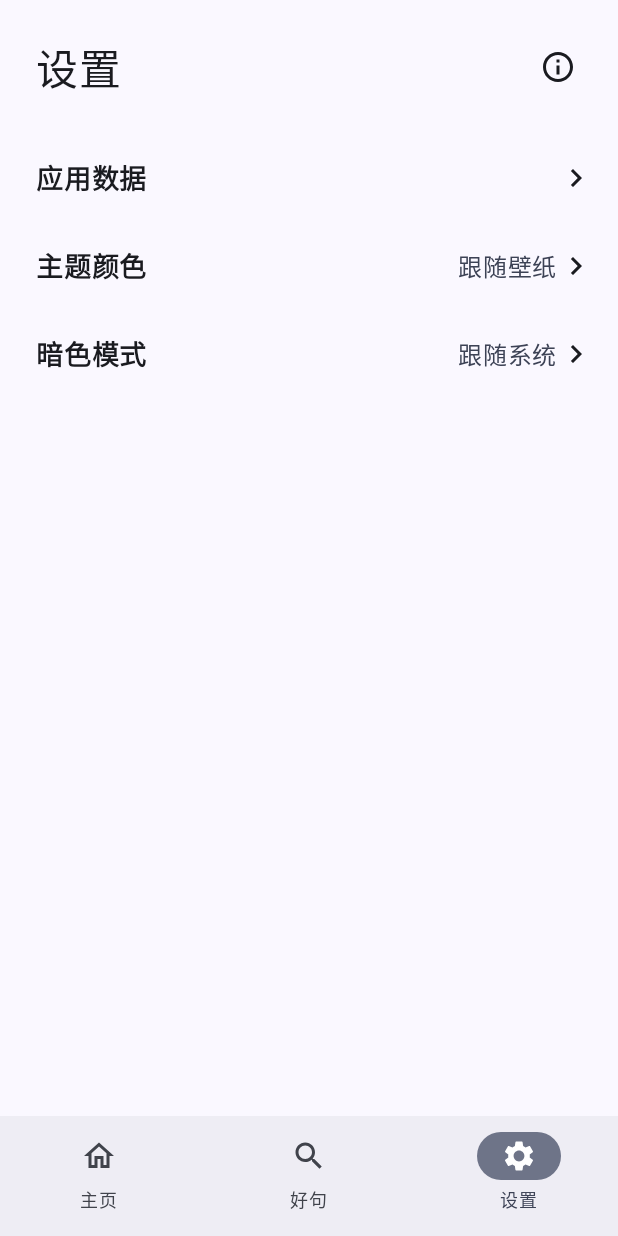
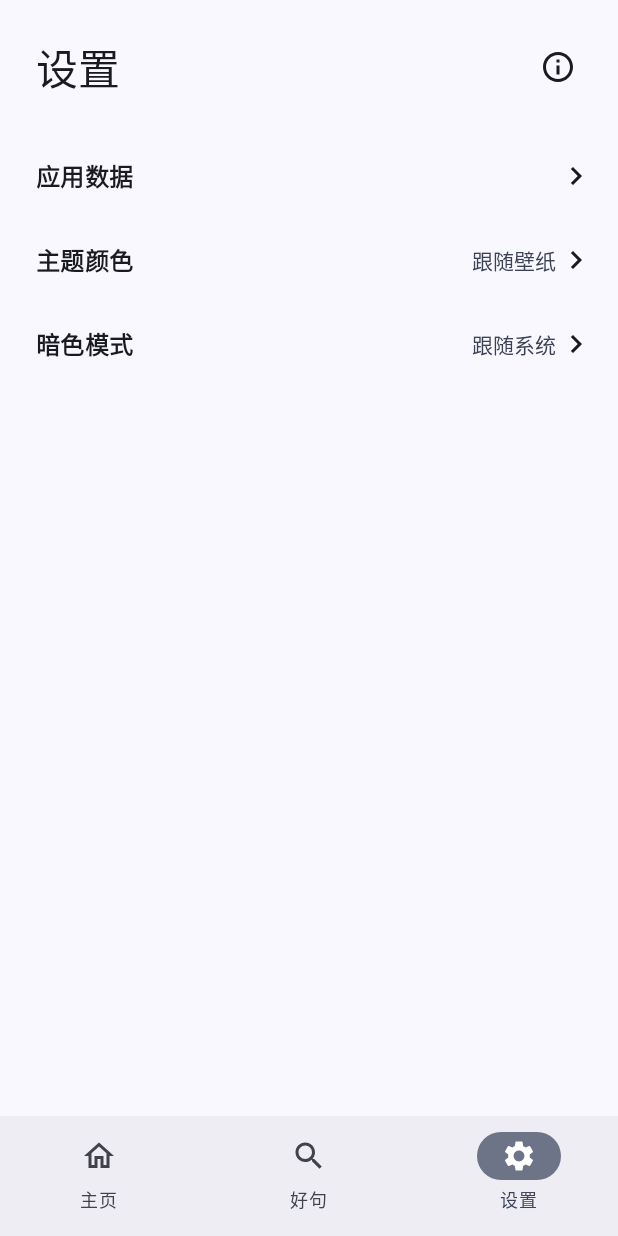
Before and after one commit to Stars-sea/WakeUp, an Android app built with Jetpack Compose: the screen it shows after launch (MainActivity), item 3 of the bottom bar chosen, on a phone screen of 412 x 824 dp. Run offline under Robolectric (Android 15) with nearby library versions, the phone set to English and light mode, and no system bars; Roboto replaces fonts that are not available here; 1 statement that could not run was skipped.

Commit message:
Normalize font style

```diff
--- a/app/src/main/java/im/stars_sea/wakeup/ui/component/SentenceCard.kt
+++ b/app/src/main/java/im/stars_sea/wakeup/ui/component/SentenceCard.kt
@@ -16,6 +16,7 @@ import androidx.compose.ui.unit.sp
 import im.stars_sea.wakeup.data.Sentence
 import im.stars_sea.wakeup.data.SentenceType
 import im.stars_sea.wakeup.ui.theme.FangSongFontFamily
+import im.stars_sea.wakeup.ui.theme.WakeUpThemePreview
 
 @Composable
 fun SentenceCard(
@@ -68,7 +69,7 @@ fun SentenceCard(
 
 @Preview(showBackground = true)
 @Composable
-fun SentenceCardPreview1() {
+private fun SentenceCardPreview1() = WakeUpThemePreview {
     val sentence = Sentence(
         id = 5590,
         uuid = "3f7ffa61-e42f-4bdb-949d-830680c19eae",
@@ -88,7 +89,7 @@ fun SentenceCardPreview1() {
 
 @Preview(showBackground = true)
 @Composable
-fun SentenceCardPreview2() {
+private fun SentenceCardPreview2() = WakeUpThemePreview {
     val sentence = Sentence(
         id = 4689,
         uuid = "739ed604-6182-4c36-afb9-39f08128c733",
--- a/app/src/main/java/im/stars_sea/wakeup/ui/component/SettingsSection.kt
+++ b/app/src/main/java/im/stars_sea/wakeup/ui/component/SettingsSection.kt
@@ -18,7 +18,7 @@ import androidx.compose.ui.Modifier
 import androidx.compose.ui.text.font.FontWeight
 import androidx.compose.ui.tooling.preview.Preview
 import androidx.compose.ui.unit.dp
-import androidx.compose.ui.unit.sp
+import im.stars_sea.wakeup.ui.theme.WakeUpThemePreview
 
 @Composable
 fun SettingsItem(
@@ -36,7 +36,7 @@ fun SettingsItem(
     ) {
         Text(
             text = title,
-            fontSize = 18.sp,
+            style = MaterialTheme.typography.titleMedium,
             fontWeight = FontWeight.Bold,
             modifier = Modifier.padding(24.dp, 16.dp)
         )
@@ -45,7 +45,11 @@ fun SettingsItem(
             modifier = Modifier.padding(16.dp),
             verticalAlignment = Alignment.CenterVertically
         ) {
-            Text(text = subtitle ?: "", color = MaterialTheme.colorScheme.secondary)
+            Text(
+                text = subtitle ?: "",
+                style = MaterialTheme.typography.labelLarge,
+                color = MaterialTheme.colorScheme.secondary
+            )
             Icon(Icons.AutoMirrored.Outlined.KeyboardArrowRight, contentDescription = "")
         }
     }
@@ -53,7 +57,7 @@ fun SettingsItem(
 
 @Preview(showBackground = true)
 @Composable
-private fun SettingsItemPreview() {
+private fun SettingsItemPreview() = WakeUpThemePreview {
     SettingsItem(title = "主题颜色", subtitle = "蓝色", onClick = { })
 }
 
@@ -69,9 +73,10 @@ fun <T> SingleItemsSelector(
     Column(modifier.fillMaxWidth()) {
         Text(
             text = title,
-            fontSize = 18.sp,
-            fontWeight = FontWeight.Bold,
-            modifier = Modifier.padding(0.dp, 0.dp, 0.dp, 16.dp).align(Alignment.CenterHorizontally)
+            style = MaterialTheme.typography.titleMedium,
+            modifier = Modifier
+                .padding(0.dp, 0.dp, 0.dp, 16.dp)
+                .align(Alignment.CenterHorizontally)
         )
 
         selections.forEach { (t, u) ->
@@ -80,7 +85,11 @@ fun <T> SingleItemsSelector(
                 verticalAlignment = Alignment.CenterVertically,
                 horizontalArrangement = Arrangement.SpaceBetween
             ) {
-                Text(text = u, modifier = Modifier.padding(24.dp, 0.dp))
+                Text(
+                    text = u,
+                    style = MaterialTheme.typography.titleMedium,
+                    modifier = Modifier.padding(24.dp, 0.dp)
+                )
 
                 RadioButton(
                     selected = t == selected,
@@ -94,7 +103,7 @@ fun <T> SingleItemsSelector(
 
 @Preview(showBackground = true)
 @Composable
-private fun SingleItemsSelectorPreview() {
+private fun SingleItemsSelectorPreview() = WakeUpThemePreview {
     SingleItemsSelector(
         title = "Selector",
         selections = mapOf(Pair(0, "Item1"), Pair(1, "Item2")),
--- a/app/src/main/java/im/stars_sea/wakeup/ui/component/WakeUpBottomBar.kt
+++ b/app/src/main/java/im/stars_sea/wakeup/ui/component/WakeUpBottomBar.kt
@@ -13,6 +13,7 @@ import androidx.compose.material3.NavigationBarItem
 import androidx.compose.material3.Text
 import androidx.compose.runtime.Composable
 import androidx.compose.ui.tooling.preview.Preview
+import im.stars_sea.wakeup.ui.theme.WakeUpThemePreview
 
 enum class WakeUpTabItem {
     Home, Sentences, Settings
@@ -61,6 +62,6 @@ fun WakeUpBottomBar(selectedTab: WakeUpTabItem, onClick: (WakeUpTabItem) -> Unit
 
 @Preview(showBackground = true)
 @Composable
-fun WakeUpBottomBarPreview() {
+private fun WakeUpBottomBarPreview() = WakeUpThemePreview {
     WakeUpBottomBar(WakeUpTabItem.Home) { }
 }
--- a/app/src/main/java/im/stars_sea/wakeup/ui/page/HomePage.kt
+++ b/app/src/main/java/im/stars_sea/wakeup/ui/page/HomePage.kt
@@ -11,6 +11,7 @@ import androidx.compose.material.icons.Icons
 import androidx.compose.material.icons.filled.Add
 import androidx.compose.material3.Icon
 import androidx.compose.material3.IconButton
+import androidx.compose.material3.MaterialTheme
 import androidx.compose.material3.Text
 import androidx.compose.runtime.Composable
 import androidx.compose.runtime.getValue
@@ -21,7 +22,6 @@ import androidx.compose.runtime.setValue
 import androidx.compose.ui.Alignment
 import androidx.compose.ui.Modifier
 import androidx.compose.ui.unit.dp
-import androidx.compose.ui.unit.sp
 import im.stars_sea.wakeup.data.AlarmConf
 import im.stars_sea.wakeup.data.AlarmTime
 import im.stars_sea.wakeup.ui.component.AlarmList
@@ -47,7 +47,7 @@ fun HomePage(viewModel: WakeUpViewModel, modifier: Modifier = Modifier) {
             horizontalArrangement = Arrangement.SpaceBetween,
             verticalAlignment = Alignment.CenterVertically
         ) {
-            Text(text = "闹钟", fontSize = 28.sp)
+            Text(text = "闹钟", style = MaterialTheme.typography.headlineMedium)
 
             IconButton(onClick = { openDialog(AlarmConf()) }) {
                 Icon(Icons.Filled.Add, "Add Alarm")
--- a/app/src/main/java/im/stars_sea/wakeup/ui/page/SettingsPage.kt
+++ b/app/src/main/java/im/stars_sea/wakeup/ui/page/SettingsPage.kt
@@ -10,6 +10,7 @@ import androidx.compose.material.icons.outlined.Info
 import androidx.compose.material3.ExperimentalMaterial3Api
 import androidx.compose.material3.Icon
 import androidx.compose.material3.IconButton
+import androidx.compose.material3.MaterialTheme
 import androidx.compose.material3.ModalBottomSheet
 import androidx.compose.material3.Text
 import androidx.compose.material3.rememberModalBottomSheetState
@@ -23,11 +24,11 @@ import androidx.compose.ui.Alignment
 import androidx.compose.ui.Modifier
 import androidx.compose.ui.tooling.preview.Preview
 import androidx.compose.ui.unit.dp
-import androidx.compose.ui.unit.sp
 import im.stars_sea.wakeup.ui.component.DataStoreManager
 import im.stars_sea.wakeup.ui.component.SettingsItem
 import im.stars_sea.wakeup.ui.component.SingleItemsSelector
 import im.stars_sea.wakeup.ui.theme.WakeUpThemeColor
+import im.stars_sea.wakeup.ui.theme.WakeUpThemePreview
 import im.stars_sea.wakeup.viewmodel.SentenceViewModel
 import im.stars_sea.wakeup.viewmodel.WakeUpViewModel
 import kotlinx.coroutines.launch
@@ -69,7 +70,11 @@ fun SettingsPage(
             horizontalArrangement = Arrangement.SpaceBetween,
             verticalAlignment = Alignment.CenterVertically
         ) {
-            Text(text = "设置", fontSize = 28.sp, modifier = Modifier.padding(24.dp))
+            Text(
+                text = "设置",
+                style = MaterialTheme.typography.headlineMedium,
+                modifier = Modifier.padding(24.dp)
+            )
 
             IconButton(onClick = { }, modifier = Modifier.padding(16.dp, 0.dp)) { // TODO
                 Icon(Icons.Outlined.Info, contentDescription = "关于")
@@ -150,7 +155,7 @@ private fun ThemeColorSelector(
 
 @Preview(showBackground = true)
 @Composable
-private fun ThemeColorSelectorPreview() {
+private fun ThemeColorSelectorPreview() = WakeUpThemePreview {
     ThemeColorSelector(WakeUpThemeColor.Blue, { })
 }
 
@@ -170,6 +175,6 @@ private fun DarkModeSelector(
 
 @Preview(showBackground = true)
 @Composable
-private fun DarkModeSelectorPreview() {
+private fun DarkModeSelectorPreview() = WakeUpThemePreview {
     DarkModeSelector(null, { })
 }
--- a/app/src/main/java/im/stars_sea/wakeup/ui/theme/Type.kt
+++ b/app/src/main/java/im/stars_sea/wakeup/ui/theme/Type.kt
@@ -1,12 +1,10 @@
 package im.stars_sea.wakeup.ui.theme
 
 import androidx.compose.material3.Typography
-import androidx.compose.ui.text.TextStyle
 import androidx.compose.ui.text.font.Font
 import androidx.compose.ui.text.font.FontFamily
 import androidx.compose.ui.text.font.FontStyle
 import androidx.compose.ui.text.font.FontWeight
-import androidx.compose.ui.unit.sp
 import im.stars_sea.wakeup.R
 
 val FangSongFontFamily = FontFamily(
@@ -22,29 +20,4 @@ val FangSongFontFamily = FontFamily(
     )
 )
 
-// Set of Material typography styles to start with
-val Typography = Typography(
-    bodyLarge = TextStyle(
-        fontFamily = FontFamily.Default,
-        fontWeight = FontWeight.Normal,
-        fontSize = 16.sp,
-        lineHeight = 24.sp,
-        letterSpacing = 0.5.sp
-    )
-    /* Other default text styles to override
-    titleLarge = TextStyle(
-        fontFamily = FontFamily.Default,
-        fontWeight = FontWeight.Normal,
-        fontSize = 22.sp,
-        lineHeight = 28.sp,
-        letterSpacing = 0.sp
-    ),
-    labelSmall = TextStyle(
-        fontFamily = FontFamily.Default,
-        fontWeight = FontWeight.Medium,
-        fontSize = 11.sp,
-        lineHeight = 16.sp,
-        letterSpacing = 0.5.sp
-    )
-    */
-)
+val Typography = Typography()
```
Also changed, not shown: app/src/main/java/im/stars_sea/wakeup/ui/component/AlarmList.kt (+14 -15 lines), app/src/main/java/im/stars_sea/wakeup/ui/component/DataStoreManager.kt (+12 -8 lines), app/src/main/java/im/stars_sea/wakeup/ui/component/SentenceList.kt (+9 -5 lines), app/src/main/java/im/stars_sea/wakeup/ui/page/SentenceListPage.kt (+5 -2 lines), app/src/main/java/im/stars_sea/wakeup/ui/theme/Theme.kt (+7 -0 lines).
